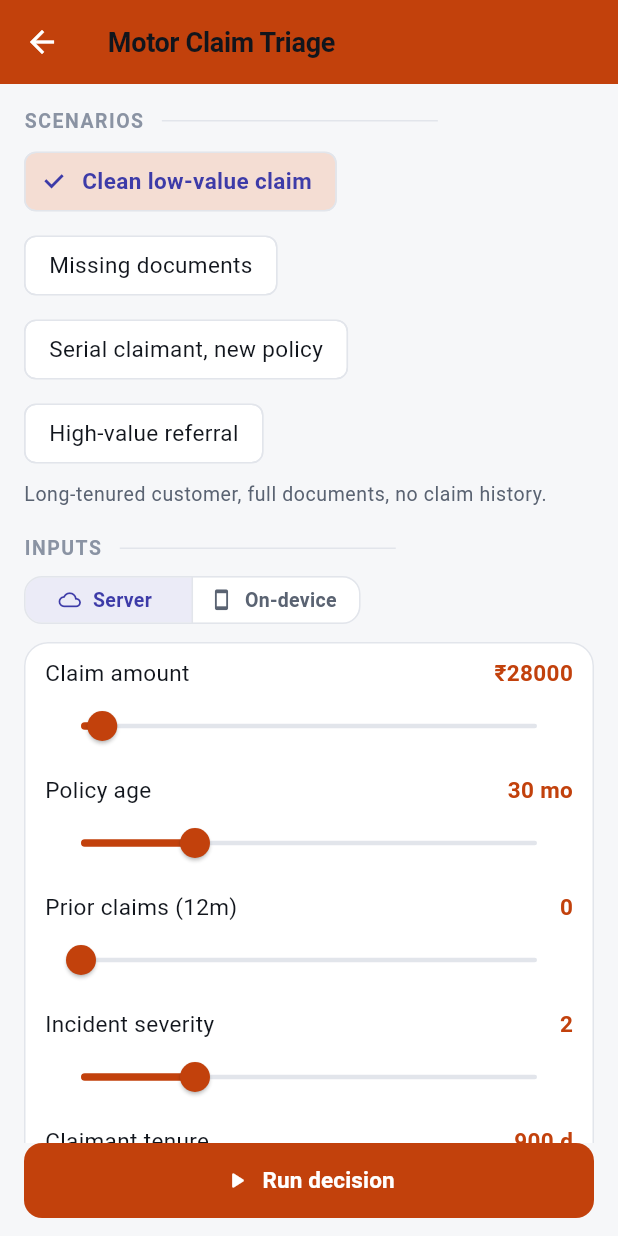
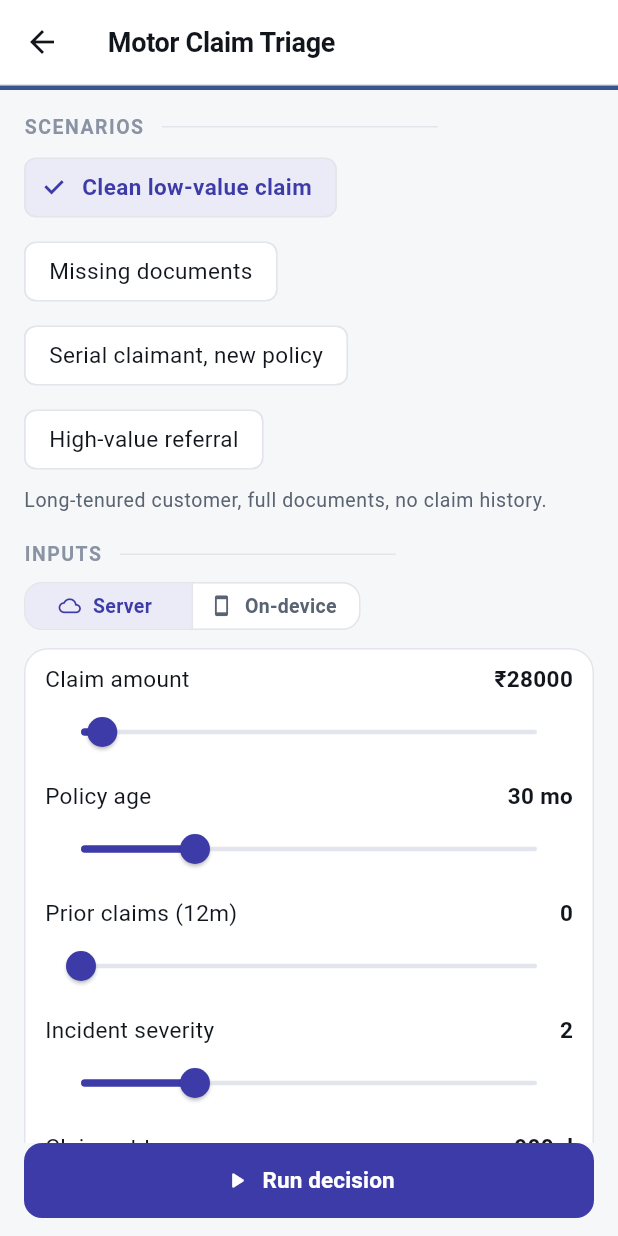
Before and after one commit to tanmayiift/rulemind-ai, a Flutter app: the screen it shows after launch, after a tap on "INSURANCE", on a phone screen of 412 x 824 dp. Run offline on Flutter 3.47's test engine with Material 3 defaults, Android fonts, the phone set to English and light mode, and no system bars; our stand-ins replace flutter_secure_storage, hive, sqflite; missing offline and left inert: asn1lib, pointycastle, workmanager; accounts and stored records are empty; network calls fail.

Commit message:
fix(demo): demote journey colour so brand can never read as a verdict
Step 5, the structural fix. Journey.color was a Color applied at 100%
opacity in five places, two of them full-bleed fields: the app bar and the
primary button. Every input value, every slider and every switch also took
it. The only restrained uses were alpha 0.12 and 0.18, so the colour was
either a faint wash or a shout with nothing in between.

Journey.color is now Journey.identity, an RmIdentity. That type has a
private constructor, exactly four instances, and carries only a mark -- no
soft, no ink -- so it cannot fill a container or colour a paragraph even by
accident. Identity is legal in exactly two places: the 24dp glyph on a Home
card, and a 3dp rail under the journey app bar.

ResultCard loses its `color` parameter entirely. That parameter was the
channel through which a journey colour reached the verdict surface, and it
was never legitimately used -- the card already coloured itself from the
outcome. With it gone there is no argument through which brand can arrive,
so the Telecom/review collision cannot be reintroduced by passing the wrong
value. _FieldRow loses its colour for the same reason.

The Home card tile is now neutral for all four journeys rather than a tint
of the journey's own colour, so the list reads as one calm system with four
small coloured glyphs instead of four competing cards.

Sliders and switches no longer carry per-widget overrides at all; their
colours come from sliderTheme and switchTheme, so there is no site left to
re-point at a brand colour.

Two compile-only test edits, no assertion and no literal string touched:
responsive_test.dart drops `color: journey.color`, and
sdk_integration_test.dart drops the Color declaration and five `color: c`
arguments.

73 tests green, analyze clean.

Co-Authored-By: Claude Opus 5 <noreply@anthropic.com>

```diff
--- a/demo-app/lib/journeys.dart
+++ b/demo-app/lib/journeys.dart
@@ -1,4 +1,6 @@
 import 'package:flutter/material.dart';
+
+import 'theme/tokens.dart';
 
 /// One input field on a journey form.
 class JourneyField {
@@ -48,7 +50,7 @@ class Journey {
     required this.sector,
     required this.blurb,
     required this.icon,
-    required this.color,
+    required this.identity,
     required this.fields,
     required this.scenarios,
   });
@@ -60,7 +62,10 @@ class Journey {
   final String sector;
   final String blurb;
   final IconData icon;
-  final Color color;
+  /// Visual identity. Deliberately an [RmIdentity], not a [Color]: it is legal
+  /// only as a glyph tint and a header rail, and the type makes it incapable of
+  /// filling a container or colouring a paragraph.
+  final RmIdentity identity;
   final List<JourneyField> fields;
   final List<Scenario> scenarios;
 
@@ -79,7 +84,7 @@ const kJourneys = <Journey>[
     sector: 'Insurance',
     blurb: 'Route a first notice of loss to fast-track settlement, investigation, or decline.',
     icon: Icons.car_crash_outlined,
-    color: Color(0xFFC2410C),
+    identity: RmIdentity.claims,
     fields: [
       JourneyField(key: 'claim_amount_inr', label: 'Claim amount', min: 0, max: 600000, suffix: '₹'),
       JourneyField(key: 'policy_age_months', label: 'Policy age', min: 0, max: 120, suffix: 'mo'),
@@ -142,7 +147,7 @@ const kJourneys = <Journey>[
     sector: 'E-commerce',
     blurb: 'Approve, step up to 3-D Secure, or block an order in real time at checkout.',
     icon: Icons.shopping_cart_checkout,
-    color: Color(0xFF7C3AED),
+    identity: RmIdentity.checkout,
     fields: [
       JourneyField(key: 'order_value_inr', label: 'Order value', min: 0, max: 100000, suffix: '₹'),
       JourneyField(key: 'account_age_days', label: 'Account age', min: 0, max: 1500, suffix: 'd'),
@@ -205,7 +210,7 @@ const kJourneys = <Journey>[
     sector: 'Marketplace',
     blurb: 'Activate a new seller, send to manual KYB review, or reject on sanctions.',
     icon: Icons.storefront_outlined,
-    color: Color(0xFF0F766E),
+    identity: RmIdentity.seller,
     fields: [
       JourneyField(key: 'business_vintage_months', label: 'Business vintage', min: 0, max: 120, suffix: 'mo'),
       JourneyField(key: 'category_risk_tier', label: 'Category risk tier', min: 1, max: 5),
@@ -264,7 +269,7 @@ const kJourneys = <Journey>[
     sector: 'Telecom',
     blurb: 'Decide whether a subscriber qualifies for a postpaid plan without a deposit.',
     icon: Icons.sim_card_outlined,
-    color: Color(0xFFB45309),
+    identity: RmIdentity.telecom,
     fields: [
       JourneyField(key: 'tenure_months', label: 'Tenure', min: 0, max: 120, suffix: 'mo'),
       JourneyField(key: 'avg_monthly_spend_inr', label: 'Avg monthly spend', min: 0, max: 3000, suffix: '₹'),
--- a/demo-app/lib/main.dart
+++ b/demo-app/lib/main.dart
@@ -151,10 +151,10 @@ class _JourneyCard extends StatelessWidget {
               Container(
                 width: 46, height: 46,
                 decoration: BoxDecoration(
-                  color: journey.color.withValues(alpha: 0.12),
+                  color: RmC.surfaceSunk,
                   borderRadius: BorderRadius.circular(12),
                 ),
-                child: Icon(journey.icon, color: journey.color, size: 24),
+                child: Icon(journey.icon, color: journey.identity.mark, size: 24),
               ),
               const SizedBox(width: 14),
               Expanded(
@@ -163,7 +163,7 @@ class _JourneyCard extends StatelessWidget {
                   children: [
                     Text(journey.sector.toUpperCase(),
                         style: t.textTheme.labelSmall
-                            ?.copyWith(color: journey.color, fontWeight: FontWeight.w700, letterSpacing: 0.6)),
+                            ?.copyWith(color: journey.identity.mark, fontWeight: FontWeight.w700, letterSpacing: 0.6)),
                     const SizedBox(height: 2),
                     Text(journey.title,
                         style: t.textTheme.titleMedium?.copyWith(fontWeight: FontWeight.w600)),
@@ -253,8 +253,24 @@ class _JourneyScreenState extends State<JourneyScreen> {
     return Scaffold(
       appBar: AppBar(
         title: Text(j.title),
-        backgroundColor: j.color,
-        foregroundColor: Colors.white,
+        backgroundColor: RmC.surface,
+        foregroundColor: RmC.ink,
+        // A hairline plus a 3dp identity rail. That rail is the entire
+        // on-screen identity for the journey -- enough to say "you are in
+        // Claims", not enough to compete with a verdict. The app bar itself
+        // used to be a fully saturated journey colour, which made it the
+        // largest colour field on the screen and the one place a
+        // verdict-coloured fill is most confusing.
+        bottom: PreferredSize(
+          preferredSize: const Size.fromHeight(4),
+          child: Column(
+            mainAxisSize: MainAxisSize.min,
+            children: <Widget>[
+              const Divider(height: 1, thickness: 1, color: RmC.line),
+              Container(height: 3, color: j.identity.mark),
+            ],
+          ),
+        ),
       ),
       body: ListView(
         controller: _scroll,
@@ -280,7 +296,7 @@ class _JourneyScreenState extends State<JourneyScreen> {
                       label: Text(s.name, maxLines: 2, overflow: TextOverflow.ellipsis),
                       selected: sel,
                       onSelected: (_) => _apply(s),
-                      selectedColor: j.color.withValues(alpha: 0.18),
+                      selectedColor: RmC.accentSoft,
                       // copyWith on the theme style, not a bare TextStyle --
                       // a bare one inherits nothing, so the chip label silently
                       // opted out of the TextTheme entirely.
@@ -334,7 +350,6 @@ class _JourneyScreenState extends State<JourneyScreen> {
                 children: j.fields.map((f) => _FieldRow(
                       field: f,
                       value: _values[f.key] ?? f.min,
-                      color: j.color,
                       onChanged: (v) => setState(() {
                         _values[f.key] = v;
                         _result = null;
@@ -344,7 +359,7 @@ class _JourneyScreenState extends State<JourneyScreen> {
             ),
           ),
           const SizedBox(height: 16),
-          if (_result != null) ResultCard(result: _result!, expected: _active?.expected, color: j.color),
+          if (_result != null) ResultCard(result: _result!, expected: _active?.expected),
         ],
       ),
       // A bottomNavigationBar rather than a floatingActionButton: Scaffold then
@@ -358,10 +373,9 @@ class _JourneyScreenState extends State<JourneyScreen> {
           width: double.infinity,
           child: FilledButton.icon(
             onPressed: _busy ? null : _evaluate,
-            style: FilledButton.styleFrom(
-              backgroundColor: j.color,
-              padding: const EdgeInsets.symmetric(vertical: 16),
-            ),
+            // Colour comes from filledButtonTheme; there is no per-journey
+            // override any more.
+            style: null,
             icon: _busy
                 ? const SizedBox(width: 16, height: 16, child: CircularProgressIndicator(strokeWidth: 2, color: Colors.white))
                 : const Icon(Icons.play_arrow_rounded),
@@ -374,11 +388,10 @@ class _JourneyScreenState extends State<JourneyScreen> {
 }
 
 class _FieldRow extends StatelessWidget {
-  const _FieldRow({required this.field, required this.value, required this.onChanged, required this.color});
+  const _FieldRow({required this.field, required this.value, required this.onChanged});
   final JourneyField field;
   final num value;
   final ValueChanged<num> onChanged;
-  final Color color;
 
   @override
   Widget build(BuildContext context) {
@@ -387,7 +400,6 @@ class _FieldRow extends StatelessWidget {
       return SwitchListTile(
         contentPadding: EdgeInsets.zero,
         dense: true,
-        activeThumbColor: color,
         title: Text(field.label, style: t.textTheme.bodyMedium),
         value: value == 1,
         onChanged: (v) => onChanged(v ? 1 : 0),
@@ -401,7 +413,7 @@ class _FieldRow extends StatelessWidget {
           Row(children: [
             Expanded(child: Text(field.label, style: t.textTheme.bodyMedium)),
             Text('${field.suffix == '₹' ? '₹' : ''}${value.toInt()}${field.suffix != null && field.suffix != '₹' ? ' ${field.suffix}' : ''}',
-                style: t.textTheme.bodyMedium?.copyWith(fontWeight: FontWeight.w700, color: color)),
+                style: t.textTheme.bodyMedium?.copyWith(fontWeight: FontWeight.w700, color: RmC.ink)),
           ]),
           SliderTheme(
             data: SliderTheme.of(context).copyWith(trackHeight: 3),
@@ -409,7 +421,6 @@ class _FieldRow extends StatelessWidget {
               value: value.toDouble().clamp(field.min.toDouble(), field.max.toDouble()),
               min: field.min.toDouble(),
               max: field.max.toDouble(),
-              activeColor: color,
               onChanged: (v) => onChanged(v.round()),
             ),
           ),
@@ -420,10 +431,9 @@ class _FieldRow extends StatelessWidget {
 }
 
 class ResultCard extends StatelessWidget {
-  const ResultCard({super.key, required this.result, required this.expected, required this.color});
+  const ResultCard({super.key, required this.result, required this.expected});
   final EvalResult result;
   final String? expected;
-  final Color color;
 
 
   @override
```
Also changed, not shown: 2 other files.
